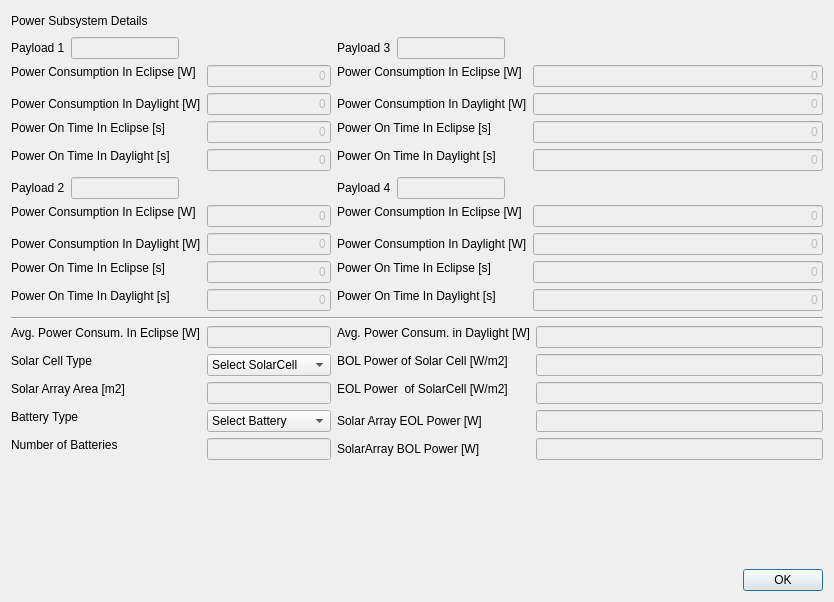
Dwarf-Planet-Project/SpaceDesignTool, file sta-src/SEM/PowerGUI.ui: the form before one commit.
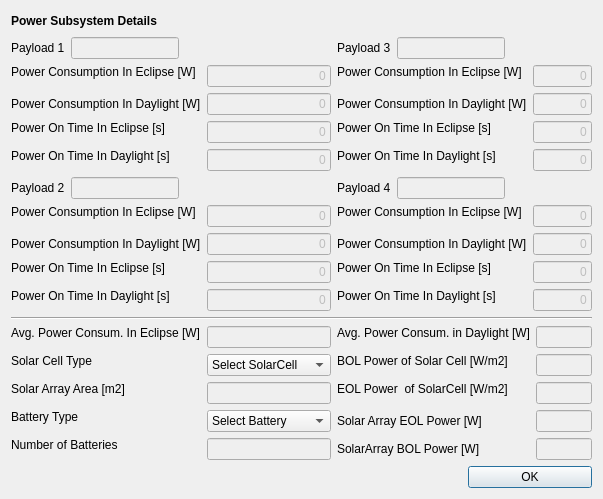
The form after the commit.

The edit to the form file:
```diff
--- a/sta-src/SEM/PowerGUI.ui
+++ b/sta-src/SEM/PowerGUI.ui
@@ -6,8 +6,8 @@
    <rect>
     <x>0</x>
     <y>0</y>
-    <width>834</width>
-    <height>602</height>
+    <width>603</width>
+    <height>475</height>
    </rect>
   </property>
   <property name="sizePolicy">
@@ -22,12 +22,18 @@
   <layout class="QGridLayout" name="gridLayout">
    <item row="0" column="0">
     <widget class="QLabel" name="label">
+     <property name="font">
+      <font>
+       <weight>75</weight>
+       <bold>true</bold>
+      </font>
+     </property>
      <property name="text">
       <string>Power Subsystem Details</string>
      </property>
     </widget>
    </item>
-   <item row="0" column="1" colspan="2">
+   <item row="0" column="1" colspan="3">
     <spacer name="horizontalSpacer_3">
      <property name="orientation">
       <enum>Qt::Horizontal</enum>
@@ -320,7 +326,7 @@
      </item>
     </layout>
    </item>
-   <item row="1" column="2">
+   <item row="1" column="2" colspan="2">
     <layout class="QFormLayout" name="formLayout_7">
      <item row="0" column="0">
       <layout class="QFormLayout" name="formLayout_3">
@@ -603,14 +609,20 @@
      </item>
     </layout>
    </item>
-   <item row="2" column="0" colspan="3">
+   <item row="2" column="0" colspan="4">
     <widget class="Line" name="line">
+     <property name="font">
+      <font>
+       <weight>50</weight>
+       <bold>false</bold>
+      </font>
+     </property>
      <property name="orientation">
       <enum>Qt::Horizontal</enum>
      </property>
     </widget>
    </item>
-   <item row="3" column="0" rowspan="2" colspan="2">
+   <item row="3" column="0" colspan="2">
     <layout class="QFormLayout" name="formLayout_6">
      <item row="0" column="0">
       <widget class="QLabel" name="label_31">
@@ -778,44 +790,7 @@
      </item>
     </layout>
    </item>
-   <item row="4" column="2">
-    <spacer name="verticalSpacer">
-     <property name="orientation">
-      <enum>Qt::Vertical</enum>
-     </property>
-     <property name="sizeHint" stdset="0">
-      <size>
-       <width>20</width>
-       <height>118</height>
-      </size>
-     </property>
-    </spacer>
-   </item>
-   <item row="5" column="0" colspan="3">
-    <layout class="QHBoxLayout" name="horizontalLayout">
-     <item>
-      <spacer name="horizontalSpacer">
-       <property name="orientation">
-        <enum>Qt::Horizontal</enum>
-       </property>
-       <property name="sizeHint" stdset="0">
-        <size>
-         <width>290</width>
-         <height>20</height>
-        </size>
-       </property>
-      </spacer>
-     </item>
-     <item>
-      <widget class="QPushButton" name="PowerGUISavePushButton">
-       <property name="text">
-        <string>OK</string>
-       </property>
-      </widget>
-     </item>
-    </layout>
-   </item>
-   <item row="3" column="2">
+   <item row="3" column="2" colspan="2">
     <layout class="QFormLayout" name="formLayout_5">
      <property name="fieldGrowthPolicy">
       <enum>QFormLayout::AllNonFixedFieldsGrow</enum>
@@ -934,6 +909,26 @@
      </item>
     </layout>
    </item>
+   <item row="4" column="0" colspan="3">
+    <spacer name="horizontalSpacer">
+     <property name="orientation">
+      <enum>Qt::Horizontal</enum>
+     </property>
+     <property name="sizeHint" stdset="0">
+      <size>
+       <width>435</width>
+       <height>20</height>
+      </size>
+     </property>
+    </spacer>
+   </item>
+   <item row="4" column="3">
+    <widget class="QPushButton" name="PowerGUISavePushButton">
+     <property name="text">
+      <string>OK</string>
+     </property>
+    </widget>
+   </item>
   </layout>
  </widget>
  <resources/>
```
